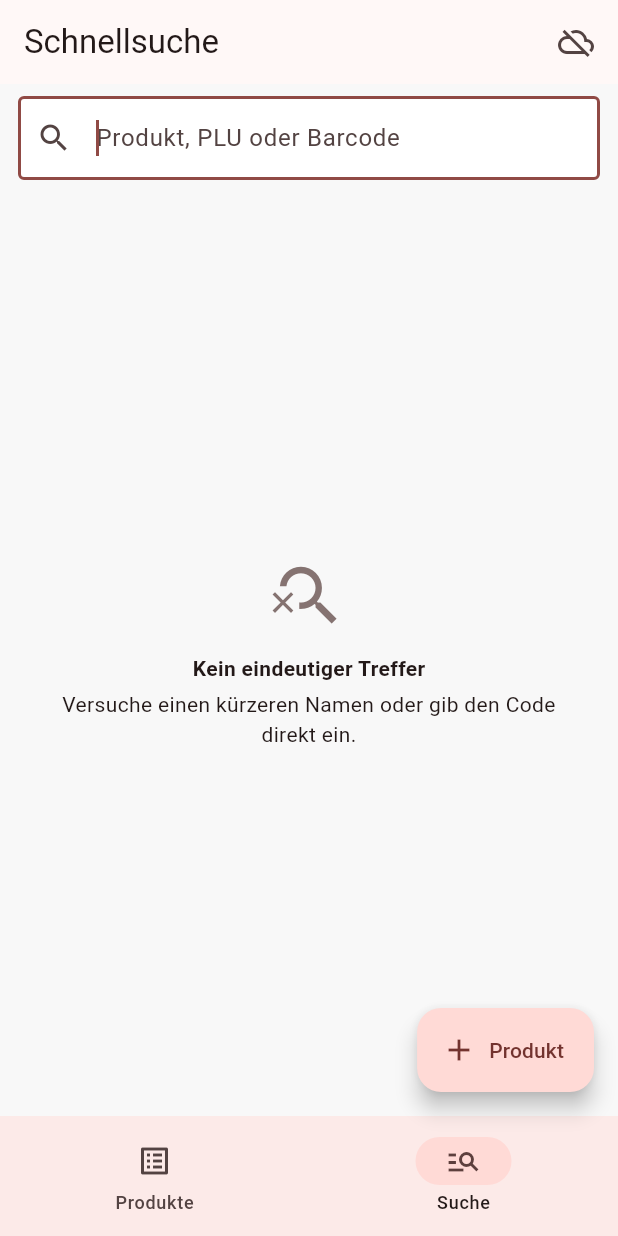
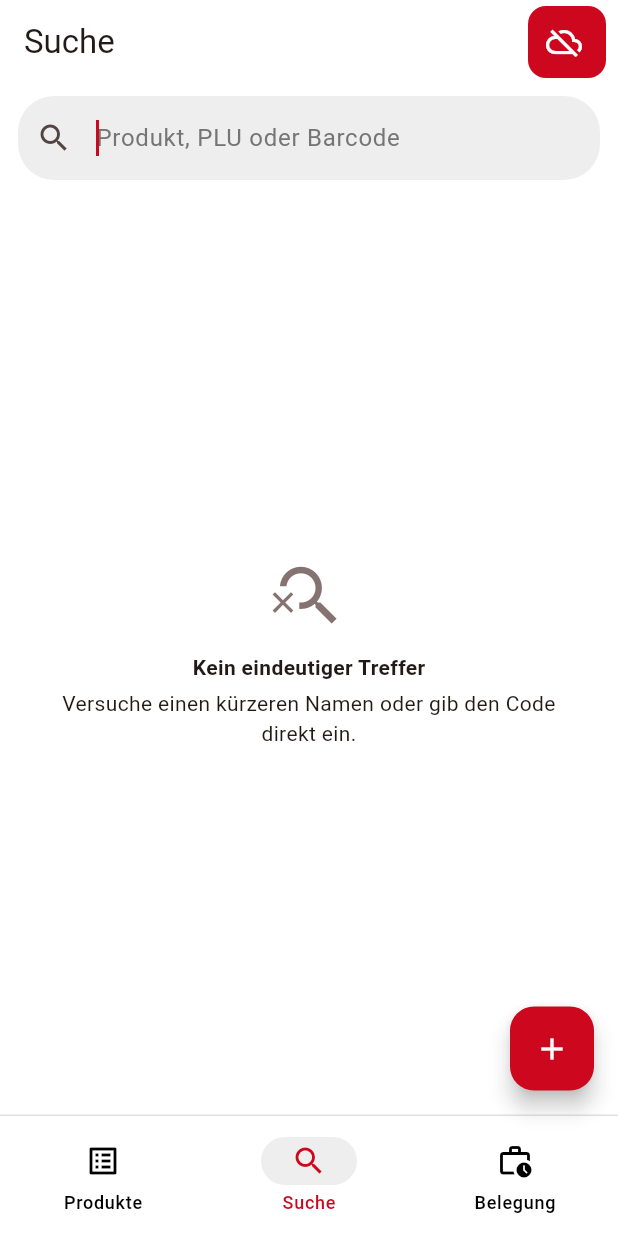
Before and after one commit to spezian/rewe-plu-assistent, a Flutter app: the screen it shows after launch, item 2 of the bottom bar chosen, on a phone screen of 412 x 824 dp. Run offline on Flutter 3.47's test engine with Material 3 defaults, Android fonts, the phone set to English and light mode, and no system bars; our stand-ins replace barcode_widget, connectivity_plus, image_picker, sqflite, supabase_flutter, wakelock_plus; missing offline and left inert: mobile_scanner, screen_brightness; accounts and stored records are empty.

Commit message:
Hot fix and update design

```diff
--- a/lib/core/app_constants.dart
+++ b/lib/core/app_constants.dart
@@ -1,3 +1,5 @@
+import 'package:flutter/material.dart';
+
 const productCategories = <String>[
   'Obst',
   'Gemüse',
@@ -18,5 +20,7 @@ const supabaseUrl = String.fromEnvironment('SUPABASE_URL');
 const supabaseAnonKey = String.fromEnvironment('SUPABASE_ANON_KEY');
 const unsplashAccessKey = String.fromEnvironment('UNSPLASH_ACCESS_KEY');
 
+const reweRed = Color(0xffcc071e);
+
 bool get hasSupabaseConfiguration =>
     supabaseUrl.trim().isNotEmpty && supabaseAnonKey.trim().isNotEmpty;
--- a/lib/main.dart
+++ b/lib/main.dart
@@ -76,8 +76,13 @@ class _RewePluAppState extends State<RewePluApp> with WidgetsBindingObserver {
         theme: ThemeData(
           useMaterial3: true,
           colorScheme: colorScheme,
-          scaffoldBackgroundColor: const Color(0xFFF8F8F8),
+          scaffoldBackgroundColor: Colors.white,
           appBarTheme: const AppBarTheme(centerTitle: false),
+          textSelectionTheme: TextSelectionThemeData(
+            cursorColor: reweRed,
+            selectionColor: Colors.grey[400]!,
+            selectionHandleColor: reweRed,
+          ),
           cardTheme: const CardThemeData(
             margin: EdgeInsets.zero,
             clipBehavior: Clip.antiAlias,
@@ -87,6 +92,17 @@ class _RewePluAppState extends State<RewePluApp> with WidgetsBindingObserver {
             filled: true,
             fillColor: Colors.white,
           ),
+          chipTheme: ChipThemeData(
+            backgroundColor: Colors.grey[200]!,
+            selectedColor: reweRed,
+            labelStyle: Theme.of(context).textTheme.labelMedium!.copyWith(
+              color: Colors.black,
+            ),
+            secondaryLabelStyle: Theme.of(context).textTheme.labelMedium!.copyWith(
+                  color: Colors.white,
+                ),
+            checkmarkColor: Colors.white,
+          ),
         ),
         home: const HomeScreen(),
       ),
--- a/lib/screens/home_screen.dart
+++ b/lib/screens/home_screen.dart
@@ -11,6 +11,14 @@ import 'product_form_screen.dart';
 import 'product_gallery_screen.dart';
 import 'search_screen.dart';
 
+class Destination {
+  const Destination(this.index, this.title, this.navBarName, this.icon);
+  final int index;
+  final String navBarName;
+  final String title;
+  final IconData icon;
+}
+
 class HomeScreen extends StatefulWidget {
   const HomeScreen({super.key});
 
@@ -19,6 +27,12 @@ class HomeScreen extends StatefulWidget {
 }
 
 class _HomeScreenState extends State<HomeScreen> {
+  static const List<Destination> allDestinations = <Destination>[
+    Destination(0, 'Kassenmeister', 'Produkte', Icons.list_alt_outlined),
+    Destination(1, 'Suche', 'Suche', Icons.search),
+    Destination(1, 'Kassenbelegung', 'Belegung', Icons.work_history_outlined),
+  ];
+
   int _selectedTab = 0;
 
   @override
@@ -29,12 +43,25 @@ class _HomeScreenState extends State<HomeScreen> {
       builder: (context, _) {
         return Scaffold(
           appBar: AppBar(
-            title: Text(_selectedTab == 0 ? 'PLU Assistent' : 'Schnellsuche'),
+            title: Text(allDestinations[_selectedTab].title),
+            backgroundColor: Colors.white,
+            scrolledUnderElevation: 0,
             actions: [
+              Container(
+                decoration: BoxDecoration(
+                  color: reweRed,
+                  borderRadius: BorderRadius.circular(12.0),
+                ),
+                margin: const EdgeInsets.only(right: 8.0),
+                child: Row(
+                  children: [
                     _SyncButton(controller: controller),
                     if (controller.isSyncConfigured)
                       _AccountButton(controller: controller),
                     const SizedBox(width: 4),
+                  ],
+                ),
+              )
             ],
           ),
           body: IndexedStack(
@@ -42,33 +69,48 @@ class _HomeScreenState extends State<HomeScreen> {
             children: [
               const ProductListPage(),
               SearchScreen(isActive: _selectedTab == 1),
+              Container(color: Colors.white)
             ],
           ),
-          floatingActionButton: FloatingActionButton.extended(
+          floatingActionButton: FloatingActionButton(
             onPressed: () => Navigator.of(context).push(
               MaterialPageRoute<void>(
                 builder: (_) => const ProductFormScreen(),
               ),
             ),
-            icon: const Icon(Icons.add),
-            label: const Text('Produkt'),
+            backgroundColor: reweRed,
+            child: const Icon(Icons.add, color: Colors.white,),
           ),
-          bottomNavigationBar: NavigationBar(
+          bottomNavigationBar: Container(
+            decoration: BoxDecoration(
+              color: Colors.white,
+              border: Border(
+                top: BorderSide(
+                  color: Colors.grey[300]!,
+                  width: 1,
+                ),
+              ),
+            ),
+            child: NavigationBar(
               selectedIndex: _selectedTab,
               onDestinationSelected: (index) =>
                   setState(() => _selectedTab = index),
-            destinations: const [
-              NavigationDestination(
-                icon: Icon(Icons.list_alt_outlined),
-                selectedIcon: Icon(Icons.list_alt),
-                label: 'Produkte',
+              backgroundColor: Colors.white,
+              indicatorColor: Colors.grey[200]!,
+              labelTextStyle: WidgetStateProperty.fromMap({
+                WidgetState.selected: Theme.of(context).textTheme.labelMedium!.copyWith(color: reweRed),
+                WidgetState.any: Theme.of(context).textTheme.labelMedium!.copyWith(color: Colors.black)
+              }),
+              destinations: allDestinations.map<NavigationDestination>((
+                  Destination destination,
+                  ) {
+                return NavigationDestination(
+                  icon: Icon(destination.icon, color: Colors.black),
+                  selectedIcon: Icon(destination.icon, color: reweRed),
+                  label: destination.navBarName,
+                );
+              }).toList(),
             ),
-              NavigationDestination(
-                icon: Icon(Icons.search),
-                selectedIcon: Icon(Icons.manage_search),
-                label: 'Suche',
-              ),
-            ],
           ),
         );
       },
@@ -87,8 +129,11 @@ class _SyncButton extends StatelessWidget {
       return const Padding(
         padding: EdgeInsets.all(14),
         child: SizedBox.square(
-          dimension: 22,
-          child: CircularProgressIndicator(strokeWidth: 2.5),
+          dimension: 20,
+          child: CircularProgressIndicator(
+              strokeWidth: 2.5,
+            color: Colors.white,
+          ),
         ),
       );
     }
@@ -149,7 +194,7 @@ class _SyncButton extends StatelessWidget {
               : isError
               ? Icons.cloud_off
               : Icons.cloud_done_outlined,
-          color: isError ? Theme.of(context).colorScheme.error : null,
+          color: Colors.white,
         ),
       ),
     );
@@ -167,6 +212,7 @@ class _AccountButton extends StatelessWidget {
       tooltip: controller.isAuthenticated
           ? controller.currentUserEmail ?? 'Cloud-Konto'
           : 'Cloud anmelden',
+      color: Colors.white,
       onPressed: () async {
         if (!controller.isAuthenticated) {
           await _showCloudLogin(context, controller);
--- a/lib/screens/search_screen.dart
+++ b/lib/screens/search_screen.dart
@@ -65,6 +65,14 @@ class _SearchScreenState extends State<SearchScreen>
             onChanged: (value) => setState(() => _query = value),
             decoration: InputDecoration(
               hintText: 'Produkt, PLU oder Barcode',
+              hintStyle: Theme.of(context).textTheme.bodyLarge!.copyWith(
+                    color: Colors.grey[600],
+                  ),
+              border: OutlineInputBorder(
+                borderRadius: BorderRadius.circular(24),
+                borderSide: BorderSide.none,
+              ),
+              fillColor: Colors.grey[200]!,
               prefixIcon: const Icon(Icons.search),
               suffixIcon: _query.isEmpty
                   ? null
@@ -267,7 +275,7 @@ class _ObsoleteProductCard extends StatelessWidget {
                   InkWell(
                     onTap: product.images.isEmpty ? null : onOpenImages,
                     borderRadius: BorderRadius.circular(9),
-                    child: ProductImage(product: product),
+                    child: ProductImage(product: product, iconSize: 48, imageHeight: 48, imageWidth: 48,),
                   ),
                   const SizedBox(width: 8),
                   Expanded(
--- a/lib/widgets/product_card.dart
+++ b/lib/widgets/product_card.dart
@@ -146,6 +146,8 @@ class ProductCard extends StatelessWidget {
                               children: [
                                 Text(
                                   product.name,
+                                  maxLines: 1,
+                                  overflow: TextOverflow.ellipsis,
                                   style: Theme.of(context).textTheme.titleMedium,
                                 ),
                                 Spacer(),
@@ -180,7 +182,28 @@ class ProductCard extends StatelessWidget {
                               ],
                             ),
                             Spacer(),
-                            _CodeButton(code: code!, onPressed: onShowCode),
+                            if (code != null) _CodeButton(code: code, onPressed: onShowCode)
+                            else
+                              DecoratedBox(
+                                decoration: BoxDecoration(
+                                  border: Border.all(color: Colors.black54, width: 1.5),
+                                  borderRadius: BorderRadius.circular(10),
+                                ),
+                                child: Padding(
+                                  padding: const EdgeInsets.symmetric(horizontal: 11, vertical: 7),
+                                  child: Row(
+                                    children: [
+                                      Text(
+                                          "Produkt veraltet!",
+                                        style: TextStyle(
+                                            fontWeight: FontWeight.w700,
+                                          color: Colors.black54
+                                        ),
+                                      ),
+                                    ],
+                                  ),
+                                ),
+                              )
                           ],
                         ),
                       ),
```
Lines whose indentation alone changed are shown as unchanged.
